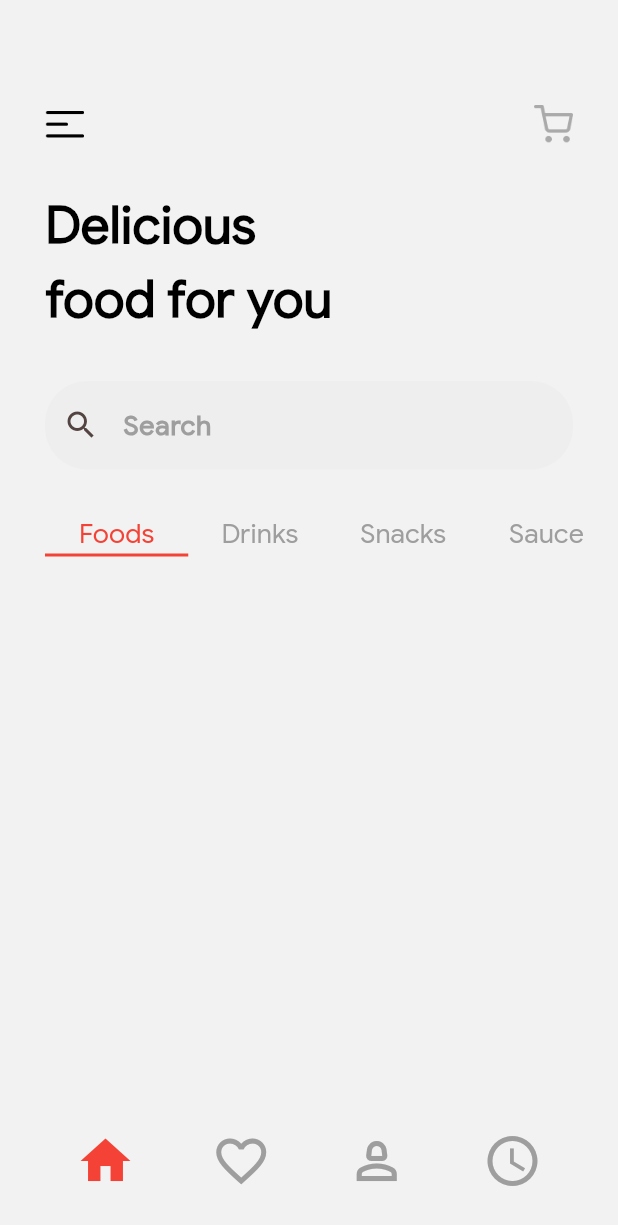
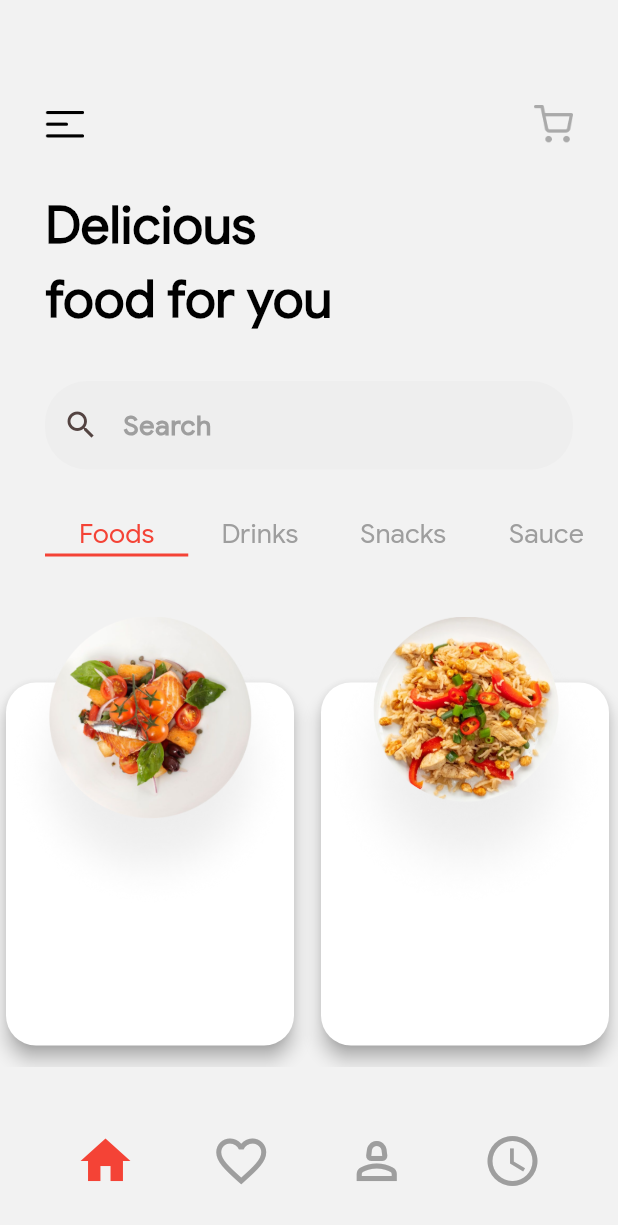
Before and after one commit to sidrajit/first_flutter_design, a Flutter app: the HomeScreen screen opened directly, on a phone screen of 412 x 824 dp. Shown: the top 1225 px of the screen. Run offline on Flutter 3.47's test engine with Material 3 defaults, Android fonts, the phone set to English and light mode, and no system bars.

Commit message:
add food list card and image widget

```diff
--- a/lib/main.dart
+++ b/lib/main.dart
@@ -200,7 +200,8 @@ class OnboardScreen extends StatelessWidget {
                               Navigator.push(
                                   context,
                                   MaterialPageRoute(
-                                      builder: (context) => const HomeScreen()));
+                                      builder: (context) =>
+                                          const HomeScreen()));
                             },
                             style: ElevatedButton.styleFrom(
                                 backgroundColor: Colors.white,
@@ -240,6 +241,25 @@ class HomeScreen extends StatefulWidget {
 class _HomeScreenState extends State<HomeScreen> with TickerProviderStateMixin {
   TabController? tabController;
 
+  List<FoodModel> foodModel = [
+    FoodModel(
+        foodName: 'Veggie Tomato Mix',
+        foodImage: 'food-one.png',
+        foodPrice: '1,900'),
+    FoodModel(
+        foodName: 'Fried Chicken',
+        foodImage: 'food-two.png',
+        foodPrice: '2,500'),
+    FoodModel(
+        foodName: 'Fresh Egg Fish',
+        foodImage: 'food-third.png',
+        foodPrice: '2,100'),
+    FoodModel(
+        foodName: 'Egg Cucumber',
+        foodImage: 'food-four.png',
+        foodPrice: '1,500'),
+  ];
+
   @override
   void initState() {
     super.initState();
@@ -248,11 +268,6 @@ class _HomeScreenState extends State<HomeScreen> with TickerProviderStateMixin {
 
   @override
   Widget build(BuildContext context) {
-    void snackBar() {
-      const SnackBar(
-        content: Text('Yay! A SnackBar!'),
-      );
-    }
     return Scaffold(
       backgroundColor: const Color(0xFFF2F2F2),
       body: SingleChildScrollView(
@@ -307,15 +322,6 @@ class _HomeScreenState extends State<HomeScreen> with TickerProviderStateMixin {
                     keyboardType: TextInputType.text,
                   ),
                   const SizedBox(height: 30),
-                  // TabBarView(
-                  //   children: [
-                  //     Text("Tab1"),
-                  //     Text("Tab2"),
-                  //     Text("Tab3"),
-                  //     Text("Tab4"),
-                  //   ],
-                  //   controller: tabController,
-                  // )
                 ],
               ),
             ),
@@ -340,7 +346,40 @@ class _HomeScreenState extends State<HomeScreen> with TickerProviderStateMixin {
                         Text('Sauce',
                             style: TextStyle(fontSize: 18, fontFamily: 'GS')),
                       ])),
-            )
+            ),
+            const SizedBox(height: 40),
+            SizedBox(
+                height: 300,
+                width: double.infinity,
+                child: ListView.builder(
+                    itemCount: foodModel.length,
+                    scrollDirection: Axis.horizontal,
+                    itemBuilder: (context, index) => SizedBox(
+                        height: 300,
+                        width: 210,
+                        child: Stack(
+                          children: [
+                            const Positioned(
+                                top: 40,
+                                child: SizedBox(
+                                  height: 250,
+                                  width: 200,
+                                  child: Card(
+                                    color: Colors.white,
+                                    shadowColor: Colors.grey,
+                                    elevation: 5,
+                                    shape: RoundedRectangleBorder(
+                                        borderRadius: BorderRadius.all(
+                                            Radius.circular(20))),
+                                  ),
+                                )),
+                            Image.asset(
+                              'assets/${foodModel[index].foodImage}',
+                              height: 200,
+                              width: 200,
+                            ),
+                          ],
+                        ))))
           ],
         ),
       ),
@@ -366,3 +405,14 @@ class _HomeScreenState extends State<HomeScreen> with TickerProviderStateMixin {
     return Ticker(onTick);
   }
 }
+
+class FoodModel {
+  String foodName;
+  String foodImage;
+  String foodPrice;
+
+  FoodModel(
+      {required this.foodName,
+      required this.foodImage,
+      required this.foodPrice});
+}
--- a/pubspec.yaml
+++ b/pubspec.yaml
@@ -66,6 +66,10 @@ flutter:
    - assets/avatar-one.png
    - assets/cart.png
    - assets/drawer.png
+   - assets/food-one.png
+   - assets/food-two.png
+   - assets/food-third.png
+   - assets/food-four.png
 
   # An image asset can refer to one or more resolution-specific "variants", see
   # https://flutter.dev/to/resolution-aware-images
```
Also changed, not shown: assets/food-four.png (added), assets/food-one.png (added), assets/food-third.png (added), assets/food-two.png (added).
